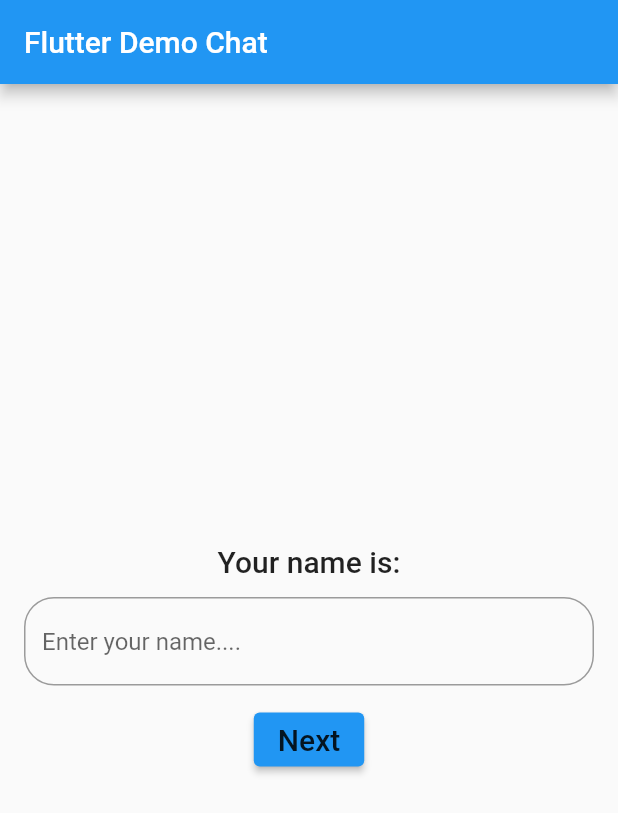
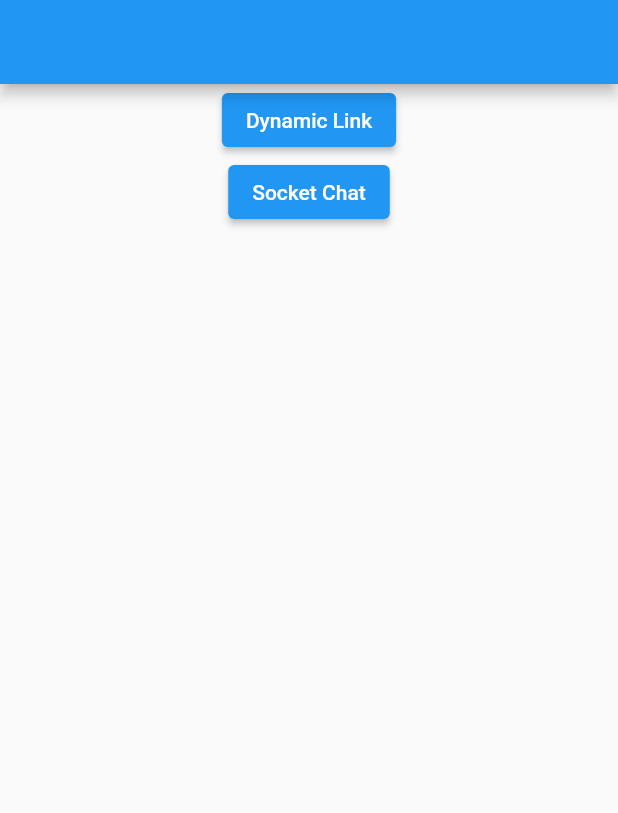
Before and after one commit to sontrandtu/demo-socket-chat-app, a Flutter app: the screen it shows after launch, on a phone screen of 412 x 824 dp. Shown: the top 813 px of the screen. Run offline on Flutter 3.47's test engine with Material 2 defaults, Android fonts, the phone set to English and light mode, and no system bars; our stand-ins replace firebase_core, firebase_dynamic_links, socket_io_client, uni_links; accounts and stored records are empty.

Commit message:
add dynamic link

```diff
--- a/lib/chat/chat_socket.dart
+++ b/lib/chat/chat_socket.dart
@@ -1,5 +1,4 @@
 import 'dart:async';
-import 'dart:io';
 import 'package:socket_io_client/socket_io_client.dart' as io;
 
 import '../model/chat_model.dart';
--- a/lib/main.dart
+++ b/lib/main.dart
@@ -1,13 +1,16 @@
 import 'dart:io';
 
 import 'package:demo_socket/chat/chat_page.dart';
+import 'package:demo_socket/dnamic_link/dynamic_link_page.dart';
+import 'package:firebase_core/firebase_core.dart';
 import 'package:flutter/cupertino.dart';
 import 'package:flutter/material.dart';
 
 import 'chat/chat_socket.dart';
 
-void main() {
+Future<void> main() async{
   WidgetsFlutterBinding.ensureInitialized();
+  await Firebase.initializeApp();
   runApp(const MyApp());
 }
 
@@ -16,26 +19,57 @@ class MyApp extends StatelessWidget {
   @override
   Widget build(BuildContext context) {
     return MaterialApp(
-      debugShowCheckedModeBanner: false,
-      title: 'Flutter Demo',
-      theme: ThemeData(
-        primarySwatch: Colors.blue,
-      ),
-      home: const MyHomePage(title: 'Flutter Demo Chat'),
+        debugShowCheckedModeBanner: false,
+        title: 'Flutter Demo',
+        theme: ThemeData(
+          primarySwatch: Colors.blue,
+        ),
+        // home: const MyHomePage(title: 'Flutter Demo Chat'),
+        home: const MyHomePage()
     );
   }
 }
 
 class MyHomePage extends StatefulWidget {
-  const MyHomePage({super.key, required this.title});
-
-  final String title;
+  const MyHomePage({Key? key}) : super(key: key);
 
   @override
   State<MyHomePage> createState() => _MyHomePageState();
 }
 
 class _MyHomePageState extends State<MyHomePage> {
+  @override
+  Widget build(BuildContext context) {
+    return Scaffold(
+      appBar: AppBar(),
+      body: Center(
+        child: Column(
+          children: [
+            ElevatedButton(onPressed: () => navigate(const DynamicLinkPage()), child: const Text("Dynamic Link")),
+            ElevatedButton(onPressed: () => navigate(const SocketPage()), child: const Text("Socket Chat")),
+          ],
+        ),
+      ),
+    );
+  }
+
+  void navigate(Widget child) {
+    Navigator.of(context).push(CupertinoPageRoute(builder: (_) => child));
+  }
+}
+
+
+
+
+class SocketPage extends StatefulWidget {
+
+  const SocketPage({super.key});
+
+  @override
+  State<SocketPage> createState() => _SocketPageState();
+}
+
+class _SocketPageState extends State<SocketPage> {
 
   String _name = '';
 
@@ -45,7 +79,7 @@ class _MyHomePageState extends State<MyHomePage> {
       onTap: FocusScope.of(context).unfocus,
       child: Scaffold(
         appBar: AppBar(
-          title: Text(widget.title),
+          title: const Text("Socket"),
         ),
         body: Padding(
           padding: const EdgeInsets.symmetric(horizontal: 16.0),
--- a/pubspec.yaml
+++ b/pubspec.yaml
@@ -38,6 +38,9 @@ dependencies:
   cupertino_icons: ^1.0.2
   socket_io_client: ^2.0.0
   intl: ^0.17.0
+  firebase_core: ^2.3.0
+  uni_links: ^0.5.1
+  firebase_dynamic_links: ^5.0.6
 
 dev_dependencies:
   flutter_test:
```
Also changed, not shown: lib/dnamic_link/dynamic_link_page.dart (added, +144 -0 lines), pubspec.lock, 5 other files.
